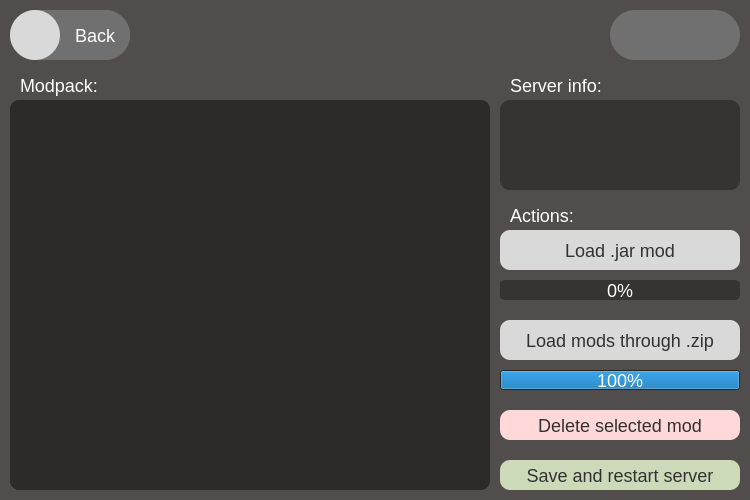
Above: RFTA/forms/mods.ui from rotat1ck/RFTA before the change. Below: the same form after it.
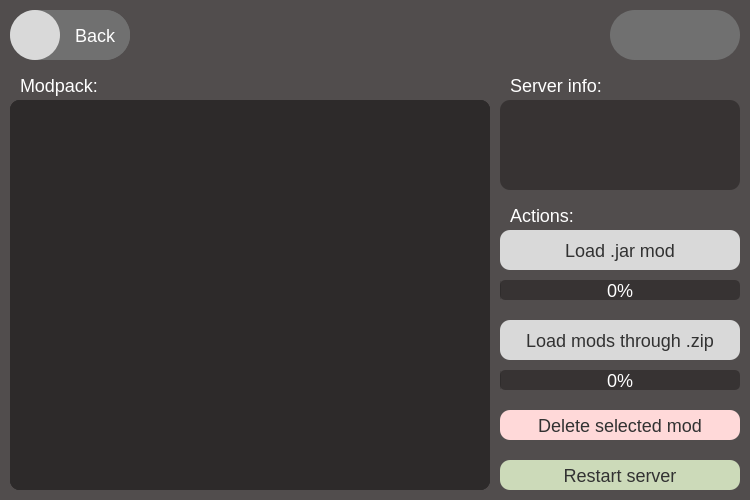
That is the form after the change.

Commit message: added loadjar and loadzip functions to ServerHandler, added loading progress bar

Patch:
```diff
--- a/RFTA/forms/mods.ui
+++ b/RFTA/forms/mods.ui
@@ -412,7 +412,7 @@
 color: #FFFFFF;</string>
       </property>
       <property name="value">
-       <number>100</number>
+       <number>0</number>
       </property>
       <property name="alignment">
        <set>Qt::AlignmentFlag::AlignCenter</set>
@@ -471,7 +471,7 @@
 </string>
       </property>
       <property name="text">
-       <string>Save and restart server</string>
+       <string>Restart server</string>
       </property>
      </widget>
     </widget>
```
The commit also changes 5 other files.
